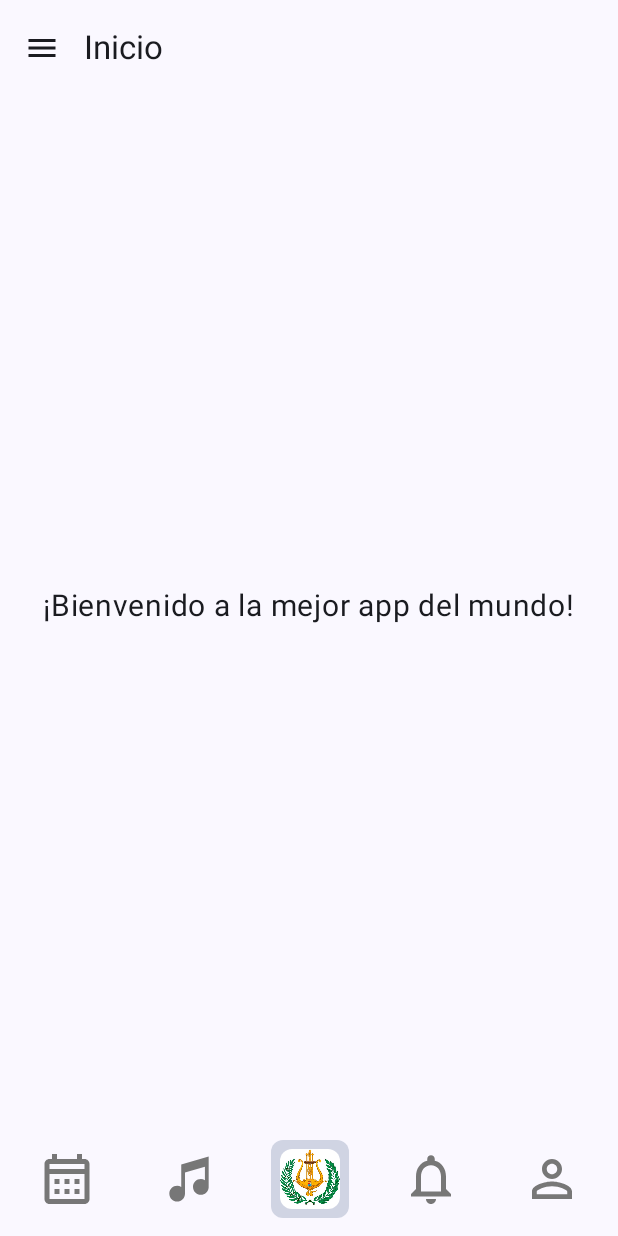
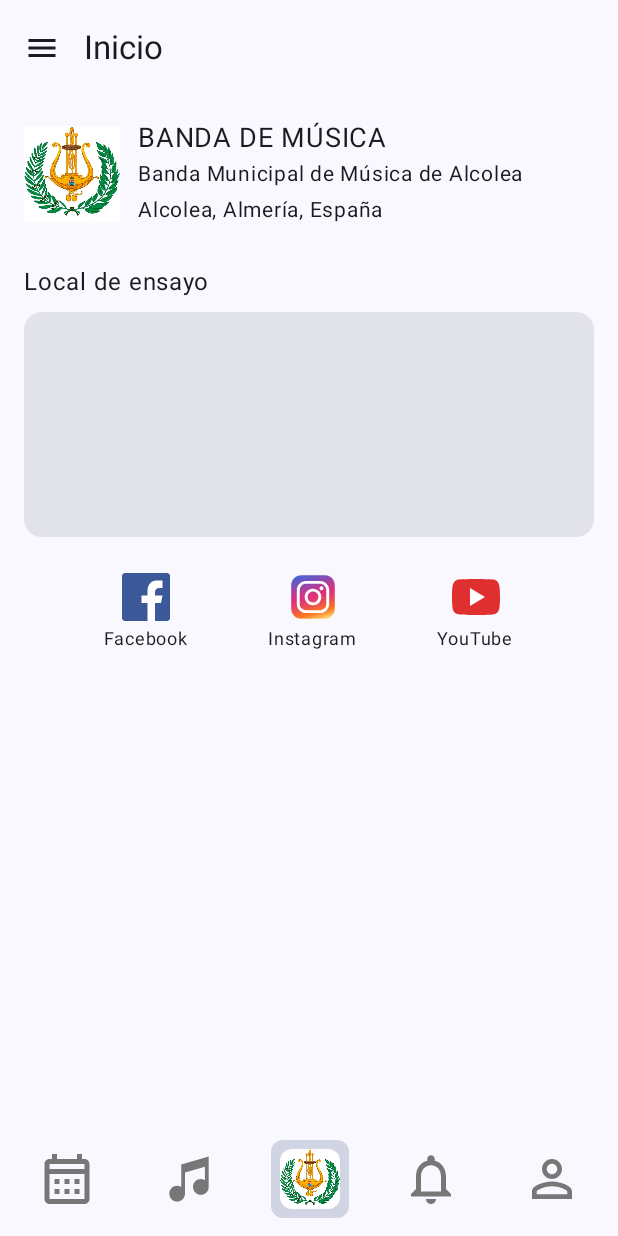
Before and after one commit to JavierPC28/PI_MusicaInCrescendo, an Android app built with Jetpack Compose: the home screen opened through its navigation route, on a phone screen of 412 x 824 dp. Run offline under Robolectric (Android 15) with nearby library versions, the phone set to English and light mode, and no system bars; our stand-ins replace Firebase (no records; nobody signed in at launch, a user with empty details on screens opened directly), accompanist.

Commit message:
v5.0.0 (primeras implementaciones en la vista Home)

```diff
--- a/app/src/main/java/org/iesalandalus/pi_musicaincrescendo/ui/main/HomeScreen.kt
+++ b/app/src/main/java/org/iesalandalus/pi_musicaincrescendo/ui/main/HomeScreen.kt
@@ -1,25 +1,147 @@
 package org.iesalandalus.pi_musicaincrescendo.ui.main
 
+import android.content.Intent
+import androidx.compose.foundation.Image
+import androidx.compose.foundation.clickable
 import androidx.compose.foundation.layout.*
+import androidx.compose.material3.Card
 import androidx.compose.material3.Text
 import androidx.compose.runtime.Composable
 import androidx.compose.ui.Alignment
 import androidx.compose.ui.Modifier
+import androidx.compose.ui.platform.LocalContext
+import androidx.compose.ui.res.painterResource
 import androidx.compose.ui.unit.dp
 import androidx.compose.ui.unit.sp
+import androidx.core.net.toUri
+import org.iesalandalus.pi_musicaincrescendo.R
 
+/**
+ * Vista principal con cabecera, local de ensayo y enlaces a redes sociales.
+ */
 @Composable
 fun HomeScreen() {
+    val context = LocalContext.current
     Column(
         modifier = Modifier
             .fillMaxSize()
             .padding(16.dp),
-        verticalArrangement = Arrangement.Center,
-        horizontalAlignment = Alignment.CenterHorizontally
+        verticalArrangement = Arrangement.Top
     ) {
+        // Cabecera con imagen y textos
+        Row(
+            verticalAlignment = Alignment.CenterVertically,
+            modifier = Modifier.fillMaxWidth()
+        ) {
+            Image(
+                painter = painterResource(id = R.drawable.banda_alcolea),
+                contentDescription = "Icono Banda de Alcolea",
+                modifier = Modifier
+                    .size(64.dp)
+            )
+            Spacer(modifier = Modifier.width(12.dp))
+            Column {
+                Text(
+                    text = "BANDA DE MÚSICA",
+                    fontSize = 18.sp
+                )
+                Text(
+                    text = "Banda Municipal de Música de Alcolea",
+                    fontSize = 14.sp
+                )
+                Text(
+                    text = "Alcolea, Almería, España",
+                    fontSize = 14.sp
+                )
+            }
+        }
+
+        Spacer(modifier = Modifier.height(24.dp))
+
+        // Sección de local de ensayo
         Text(
-            text = "¡Bienvenido a la mejor app del mundo!",
-            fontSize = 20.sp
+            text = "Local de ensayo",
+            fontSize = 16.sp
         )
+        Spacer(modifier = Modifier.height(8.dp))
+        Card(
+            modifier = Modifier
+                .fillMaxWidth()
+                .height(150.dp)
+        ) {
+            // Card vacío por el momento
+        }
+
+        Spacer(modifier = Modifier.height(24.dp))
+
+        // Enlaces a redes sociales
+        Row(
+            horizontalArrangement = Arrangement.SpaceEvenly,
+            modifier = Modifier.fillMaxWidth()
+        ) {
+            // Facebook
+            Column(
+                horizontalAlignment = Alignment.CenterHorizontally,
+                modifier = Modifier.clickable {
+                    val intent = Intent(
+                        Intent.ACTION_VIEW,
+                        "https://m.facebook.com/BandaAlcolea".toUri()
+                    )
+                    context.startActivity(intent)
+                }
+            ) {
+                Image(
+                    painter = painterResource(id = R.drawable.facebook),
+                    contentDescription = "Facebook",
+                    modifier = Modifier.size(32.dp)
+                )
+                Text(
+                    text = "Facebook",
+                    fontSize = 12.sp
+                )
+            }
+            // Instagram
+            Column(
+                horizontalAlignment = Alignment.CenterHorizontally,
+                modifier = Modifier.clickable {
+                    val intent = Intent(
+                        Intent.ACTION_VIEW,
+                        "https://www.instagram.com/BandaAlcolea".toUri()
+                    )
+                    context.startActivity(intent)
+                }
+            ) {
+                Image(
+                    painter = painterResource(id = R.drawable.instagram),
+                    contentDescription = "Instagram",
+                    modifier = Modifier.size(32.dp)
+                )
+                Text(
+                    text = "Instagram",
+                    fontSize = 12.sp
+                )
+            }
+            // YouTube
+            Column(
+                horizontalAlignment = Alignment.CenterHorizontally,
+                modifier = Modifier.clickable {
+                    val intent = Intent(
+                        Intent.ACTION_VIEW,
+                        "https://www.youtube.com/BandaAlcolea".toUri()
+                    )
+                    context.startActivity(intent)
+                }
+            ) {
+                Image(
+                    painter = painterResource(id = R.drawable.youtube),
+                    contentDescription = "YouTube",
+                    modifier = Modifier.size(32.dp)
+                )
+                Text(
+                    text = "YouTube",
+                    fontSize = 12.sp
+                )
+            }
+        }
     }
 }
--- /dev/null
+++ b/app/src/main/res/drawable/facebook.xml
@@ -0,0 +1,12 @@
+<vector xmlns:android="http://schemas.android.com/apk/res/android"
+    android:width="32dp"
+    android:height="32dp"
+    android:viewportWidth="32"
+    android:viewportHeight="32">
+  <path
+      android:pathData="M32,30c0,1.104 -0.896,2 -2,2H2c-1.104,0 -2,-0.896 -2,-2V2c0,-1.104 0.896,-2 2,-2h28c1.104,0 2,0.896 2,2V30z"
+      android:fillColor="#3B5998"/>
+  <path
+      android:pathData="M22,32V20h4l1,-5h-5v-2c0,-2 1.002,-3 3,-3h2V5c-1,0 -2.24,0 -4,0c-3.675,0 -6,2.881 -6,7v3h-4v5h4v12H22z"
+      android:fillColor="#FFFFFF"/>
+</vector>
--- /dev/null
+++ b/app/src/main/res/drawable/instagram.xml
@@ -0,0 +1,39 @@
+<vector xmlns:android="http://schemas.android.com/apk/res/android"
+    xmlns:aapt="http://schemas.android.com/aapt"
+    android:width="512dp"
+    android:height="512dp"
+    android:viewportWidth="512"
+    android:viewportHeight="512">
+  <path
+      android:pathData="M130.7,23.47L381.3,23.47A107.23,107.23 0,0 1,488.53 130.7L488.53,381.3A107.23,107.23 0,0 1,381.3 488.53L130.7,488.53A107.23,107.23 0,0 1,23.47 381.3L23.47,130.7A107.23,107.23 0,0 1,130.7 23.47z">
+    <aapt:attr name="android:fillColor">
+      <gradient
+          android:startX="328.27"
+          android:startY="508.05"
+          android:endX="183.73"
+          android:endY="3.95"
+          android:type="linear">
+        <item android:offset="0" android:color="#FFFFDB73"/>
+        <item android:offset="0.08" android:color="#FFFDAD4E"/>
+        <item android:offset="0.15" android:color="#FFFB832E"/>
+        <item android:offset="0.19" android:color="#FFFA7321"/>
+        <item android:offset="0.23" android:color="#FFF6692F"/>
+        <item android:offset="0.37" android:color="#FFE84A5A"/>
+        <item android:offset="0.48" android:color="#FFE03675"/>
+        <item android:offset="0.55" android:color="#FFDD2F7F"/>
+        <item android:offset="0.68" android:color="#FFB43D97"/>
+        <item android:offset="0.97" android:color="#FF4D60D4"/>
+        <item android:offset="1" android:color="#FF4264DB"/>
+      </gradient>
+    </aapt:attr>
+  </path>
+  <path
+      android:pathData="M331,115.22a66.92,66.92 0,0 1,66.65 66.65V330.13A66.92,66.92 0,0 1,331 396.78H181a66.92,66.92 0,0 1,-66.65 -66.65V181.87A66.92,66.92 0,0 1,181 115.22H331m0,-31H181c-53.71,0 -97.66,44 -97.66,97.66V330.13c0,53.71 44,97.66 97.66,97.66H331c53.71,0 97.66,-44 97.66,-97.66V181.87c0,-53.71 -43.95,-97.66 -97.66,-97.66Z"
+      android:fillColor="#fff"/>
+  <path
+      android:pathData="M256,198.13A57.87,57.87 0,1 1,198.13 256,57.94 57.94,0 0,1 256,198.13m0,-31A88.87,88.87 0,1 0,344.87 256,88.87 88.87,0 0,0 256,167.13Z"
+      android:fillColor="#fff"/>
+  <path
+      android:pathData="M346.81,163.23m-21.07,0a21.07,21.07 0,1 1,42.14 0a21.07,21.07 0,1 1,-42.14 0"
+      android:fillColor="#fff"/>
+</vector>
--- /dev/null
+++ b/app/src/main/res/drawable/youtube.xml
@@ -0,0 +1,12 @@
+<vector xmlns:android="http://schemas.android.com/apk/res/android"
+    android:width="32dp"
+    android:height="32dp"
+    android:viewportWidth="32"
+    android:viewportHeight="32">
+  <path
+      android:pathData="M31.67,9.179c0,0 -0.312,-2.353 -1.271,-3.389c-1.217,-1.358 -2.58,-1.366 -3.205,-1.443C22.717,4 16.002,4 16.002,4h-0.015c0,0 -6.715,0 -11.191,0.347C4.171,4.424 2.809,4.432 1.591,5.79C0.633,6.826 0.32,9.179 0.32,9.179S0,11.94 0,14.701v2.588c0,2.763 0.32,5.523 0.32,5.523s0.312,2.352 1.271,3.386c1.218,1.358 2.815,1.317 3.527,1.459C7.677,27.919 15.995,28 15.995,28s6.722,-0.012 11.199,-0.355c0.625,-0.08 1.988,-0.088 3.205,-1.446c0.958,-1.034 1.271,-3.386 1.271,-3.386s0.32,-2.761 0.32,-5.523v-2.588C31.99,11.94 31.67,9.179 31.67,9.179z"
+      android:fillColor="#E02F2F"/>
+  <path
+      android:pathData="M12,10l0,12l10,-6z"
+      android:fillColor="#FFFFFF"/>
+</vector>
```
